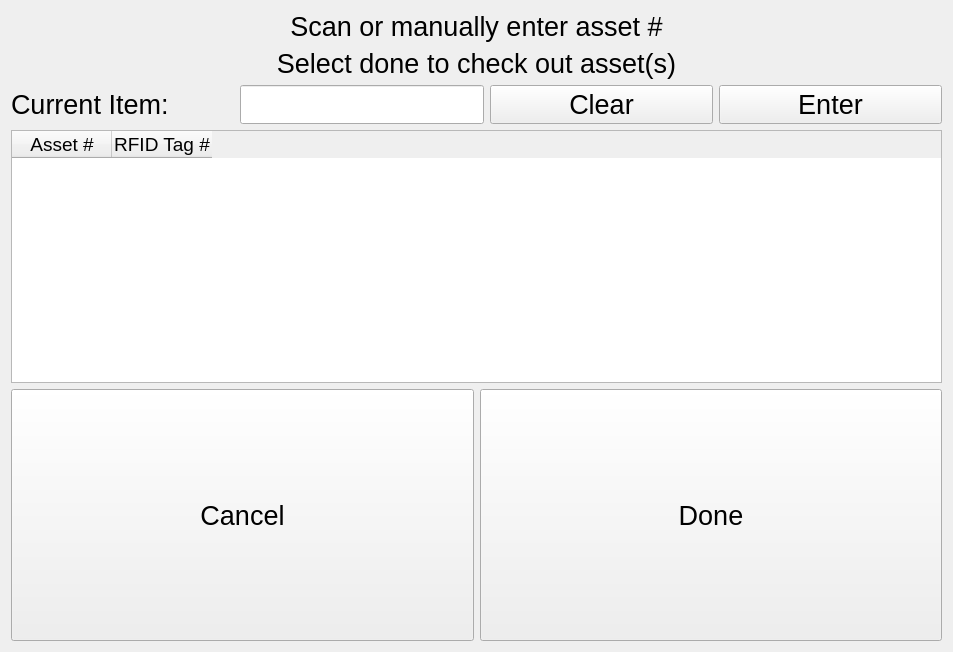
Old version of the form ui/Etek_check_in_window.ui in the repository Capstone-RFID/Code.
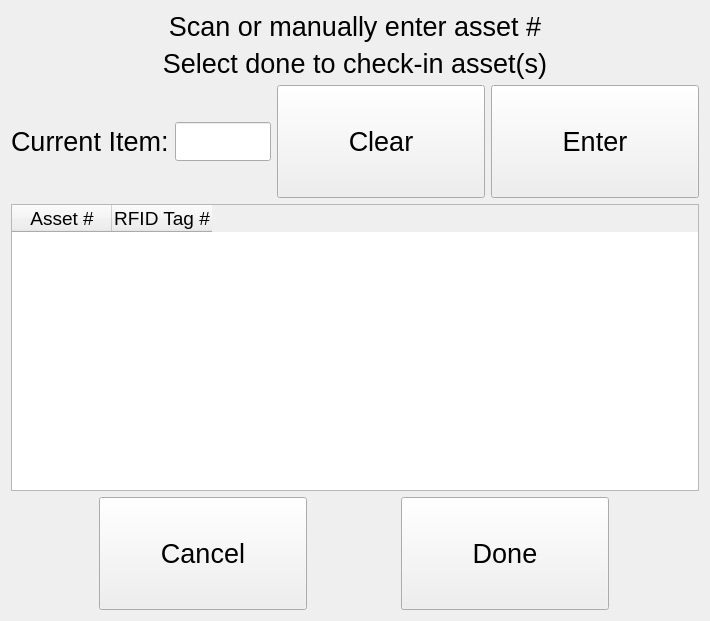
New version of the form.

Commit message:
Cosmetic changes to check-in window GUI
Fixed sizes of pushbuttons to 208x113 in layout.

corrected "check out" to "check-in" for user prompt.

Diff of the .ui file:
```diff
--- a/ui/Etek_check_in_window.ui
+++ b/ui/Etek_check_in_window.ui
@@ -6,8 +6,8 @@
    <rect>
     <x>0</x>
     <y>0</y>
-    <width>953</width>
-    <height>652</height>
+    <width>710</width>
+    <height>621</height>
    </rect>
   </property>
   <property name="windowTitle">
@@ -39,7 +39,7 @@
         </font>
        </property>
        <property name="text">
-        <string>Select done to check out asset(s)</string>
+        <string>Select done to check-in asset(s)</string>
        </property>
        <property name="alignment">
         <set>Qt::AlignCenter</set>
@@ -85,6 +85,18 @@
          <verstretch>0</verstretch>
         </sizepolicy>
        </property>
+       <property name="minimumSize">
+        <size>
+         <width>208</width>
+         <height>113</height>
+        </size>
+       </property>
+       <property name="maximumSize">
+        <size>
+         <width>208</width>
+         <height>113</height>
+        </size>
+       </property>
        <property name="font">
         <font>
          <pointsize>20</pointsize>
@@ -97,6 +109,18 @@
      </item>
      <item>
       <widget class="QPushButton" name="pushButton_3">
+       <property name="minimumSize">
+        <size>
+         <width>208</width>
+         <height>113</height>
+        </size>
+       </property>
+       <property name="maximumSize">
+        <size>
+         <width>208</width>
+         <height>113</height>
+        </size>
+       </property>
        <property name="font">
         <font>
          <pointsize>20</pointsize>
@@ -152,6 +176,18 @@
            <verstretch>0</verstretch>
           </sizepolicy>
          </property>
+         <property name="minimumSize">
+          <size>
+           <width>208</width>
+           <height>113</height>
+          </size>
+         </property>
+         <property name="maximumSize">
+          <size>
+           <width>208</width>
+           <height>113</height>
+          </size>
+         </property>
          <property name="font">
           <font>
            <pointsize>20</pointsize>
@@ -170,6 +206,18 @@
            <verstretch>0</verstretch>
           </sizepolicy>
          </property>
+         <property name="minimumSize">
+          <size>
+           <width>208</width>
+           <height>113</height>
+          </size>
+         </property>
+         <property name="maximumSize">
+          <size>
+           <width>208</width>
+           <height>113</height>
+          </size>
+         </property>
          <property name="baseSize">
           <size>
            <width>16</width>
```
The commit also changes 1 other file.
